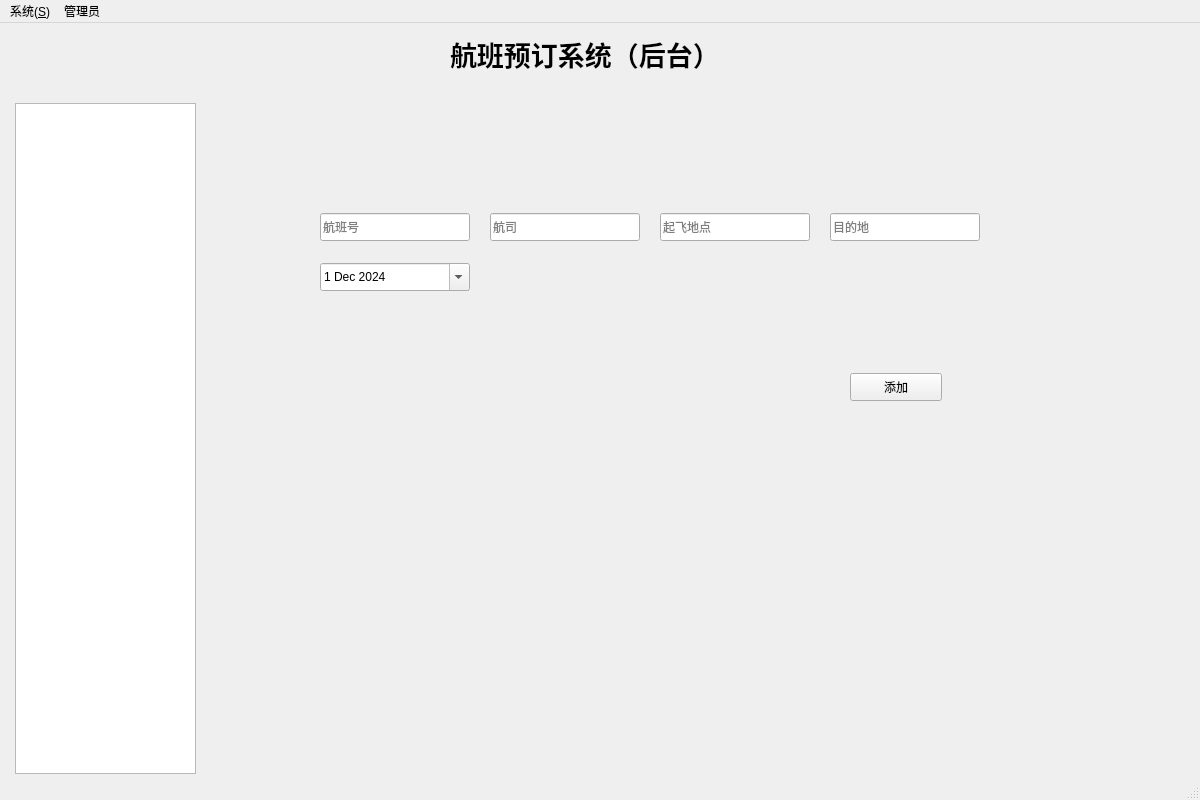
Qt form frm_admin.ui (zhongjf25/Airline-Reservation-System) before a commit.
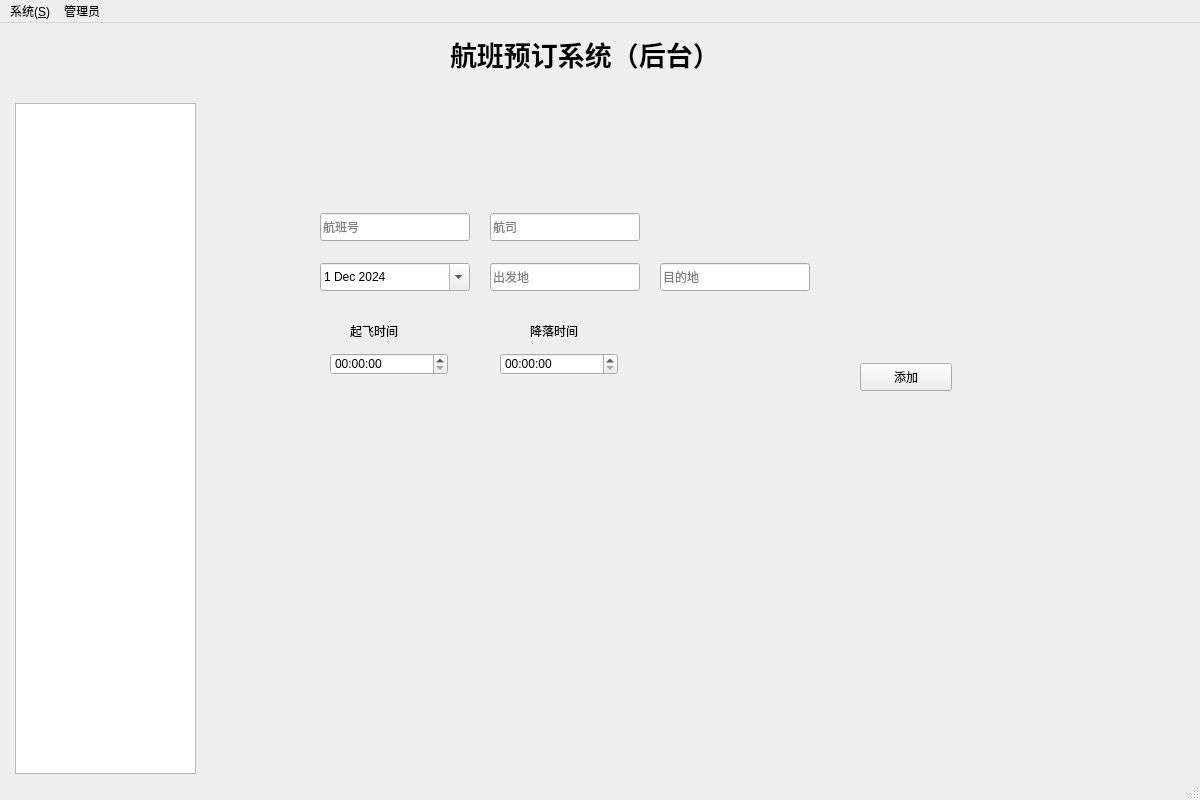
The same form after that commit.

Patch:
```diff
--- a/frm_admin.ui
+++ b/frm_admin.ui
@@ -71,21 +71,21 @@
      <widget class="QLineEdit" name="lineEdit_addDeparture">
       <property name="geometry">
        <rect>
-        <x>430</x>
-        <y>110</y>
+        <x>260</x>
+        <y>160</y>
         <width>150</width>
         <height>28</height>
        </rect>
       </property>
       <property name="placeholderText">
-       <string>起飞地点</string>
+       <string>出发地</string>
       </property>
      </widget>
      <widget class="QLineEdit" name="lineEdit_addDestination">
       <property name="geometry">
        <rect>
-        <x>600</x>
-        <y>110</y>
+        <x>430</x>
+        <y>160</y>
         <width>150</width>
         <height>28</height>
        </rect>
@@ -120,8 +120,8 @@
      <widget class="QPushButton" name="btn_add">
       <property name="geometry">
        <rect>
-        <x>620</x>
-        <y>270</y>
+        <x>630</x>
+        <y>260</y>
         <width>92</width>
         <height>28</height>
        </rect>
@@ -130,6 +130,52 @@
        <string>添加</string>
       </property>
      </widget>
+     <widget class="QTimeEdit" name="timeEdit_Departure_time">
+      <property name="geometry">
+       <rect>
+        <x>100</x>
+        <y>250</y>
+        <width>118</width>
+        <height>22</height>
+       </rect>
+      </property>
+     </widget>
+     <widget class="QTimeEdit" name="timeEdit_Destination_time">
+      <property name="geometry">
+       <rect>
+        <x>270</x>
+        <y>250</y>
+        <width>118</width>
+        <height>22</height>
+       </rect>
+      </property>
+     </widget>
+     <widget class="QLabel" name="lbl_Departure_time">
+      <property name="geometry">
+       <rect>
+        <x>120</x>
+        <y>220</y>
+        <width>54</width>
+        <height>16</height>
+       </rect>
+      </property>
+      <property name="text">
+       <string>起飞时间</string>
+      </property>
+     </widget>
+     <widget class="QLabel" name="lbl_Destination_time">
+      <property name="geometry">
+       <rect>
+        <x>300</x>
+        <y>220</y>
+        <width>54</width>
+        <height>16</height>
+       </rect>
+      </property>
+      <property name="text">
+       <string>降落时间</string>
+      </property>
+     </widget>
     </widget>
     <widget class="QWidget" name="page2">
      <widget class="QPushButton" name="btn_delete">
```
Left out of the diff: 10 changed lines with no effect on the pictures.
